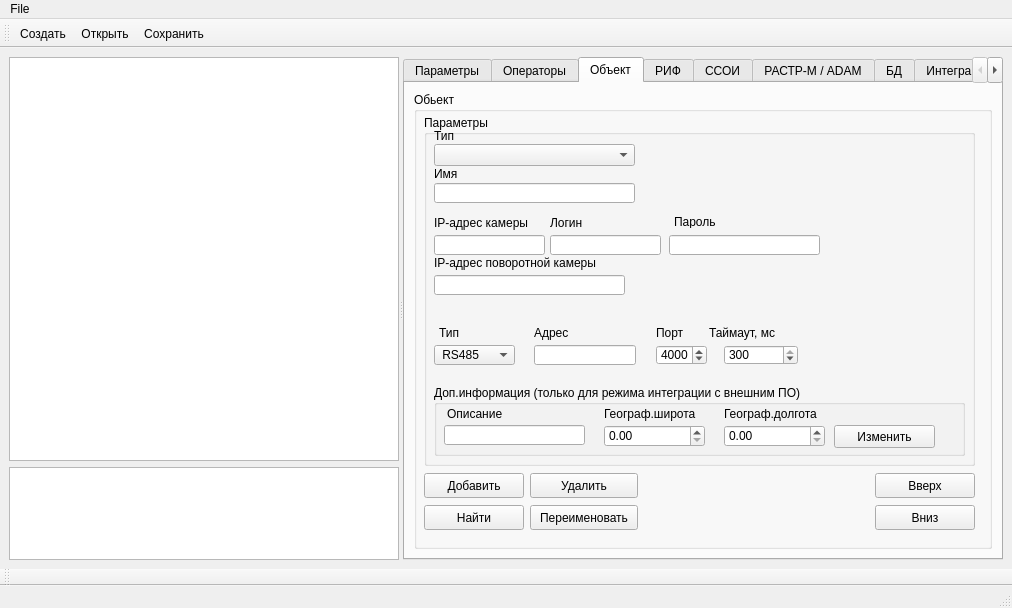
First picture: the form in m_cfg/MainWindowCFG.ui, repository xXRadioHeadXx/start7, before the edit.
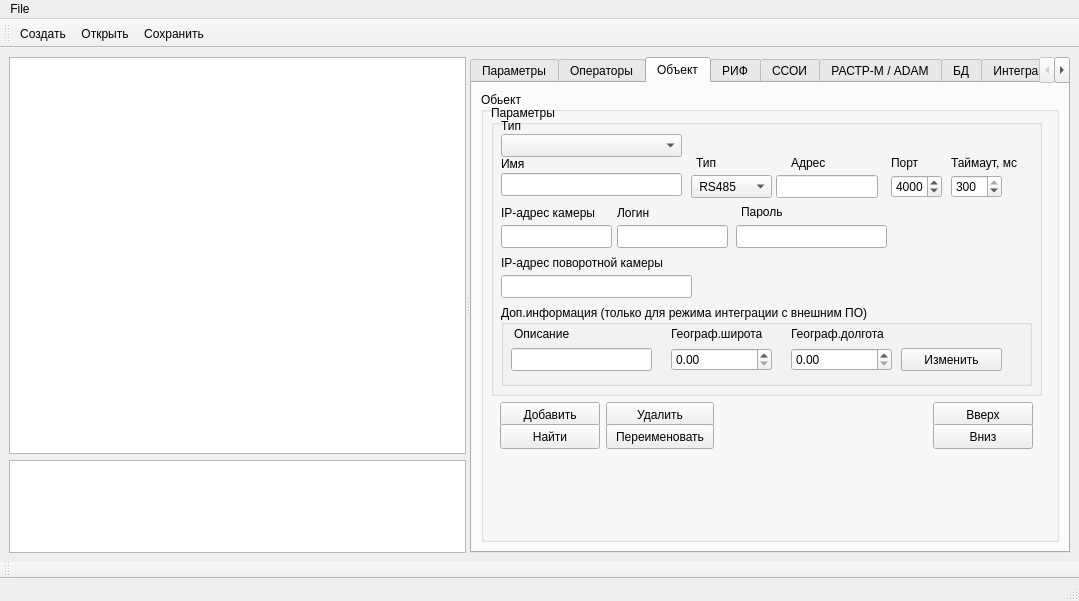
Second picture: the form after the edit. The open tabs and pages were chosen to show the change. Icons and pictures are not drawn. Custom widgets are drawn as their Qt base class.

Diff of the .ui file:
```diff
--- a/m_cfg/MainWindowCFG.ui
+++ b/m_cfg/MainWindowCFG.ui
@@ -6,8 +6,8 @@
    <rect>
     <x>0</x>
     <y>0</y>
-    <width>1012</width>
-    <height>608</height>
+    <width>1079</width>
+    <height>601</height>
    </rect>
   </property>
   <property name="sizePolicy">
@@ -132,7 +132,7 @@
        <property name="minimumSize">
         <size>
          <width>600</width>
-         <height>0</height>
+         <height>485</height>
         </size>
        </property>
        <property name="maximumSize">
@@ -549,7 +549,7 @@
            <property name="minimumSize">
             <size>
              <width>552</width>
-             <height>309</height>
+             <height>430</height>
             </size>
            </property>
            <property name="maximumSize">
@@ -565,9 +565,9 @@
             <property name="geometry">
              <rect>
               <x>10</x>
-              <y>23</y>
+              <y>13</y>
               <width>551</width>
-              <height>351</height>
+              <height>291</height>
              </rect>
             </property>
             <property name="minimumSize">
@@ -603,8 +603,8 @@
               <rect>
                <x>10</x>
                <y>29</y>
-               <width>201</width>
-               <height>22</height>
+               <width>181</width>
+               <height>23</height>
               </rect>
              </property>
             </widget>
@@ -626,8 +626,8 @@
               <rect>
                <x>10</x>
                <y>68</y>
-               <width>201</width>
-               <height>20</height>
+               <width>181</width>
+               <height>23</height>
               </rect>
              </property>
             </widget>
@@ -637,7 +637,7 @@
                <x>0</x>
                <y>100</y>
                <width>511</width>
-               <height>91</height>
+               <height>101</height>
               </rect>
              </property>
              <property name="currentIndex">
@@ -902,7 +902,7 @@
                  <x>10</x>
                  <y>20</y>
                  <width>111</width>
-                 <height>20</height>
+                 <height>23</height>
                 </rect>
                </property>
               </widget>
@@ -938,7 +938,7 @@
                  <x>126</x>
                  <y>20</y>
                  <width>111</width>
-                 <height>20</height>
+                 <height>23</height>
                 </rect>
                </property>
               </widget>
@@ -961,7 +961,7 @@
                  <x>245</x>
                  <y>20</y>
                  <width>151</width>
-                 <height>20</height>
+                 <height>23</height>
                 </rect>
                </property>
               </widget>
@@ -969,7 +969,7 @@
                <property name="geometry">
                 <rect>
                  <x>10</x>
-                 <y>40</y>
+                 <y>50</y>
                  <width>191</width>
                  <height>16</height>
                 </rect>
@@ -982,9 +982,9 @@
                <property name="geometry">
                 <rect>
                  <x>10</x>
-                 <y>60</y>
+                 <y>70</y>
                  <width>191</width>
-                 <height>20</height>
+                 <height>23</height>
                 </rect>
                </property>
               </widget>
@@ -1553,9 +1553,9 @@
              <property name="geometry">
               <rect>
                <x>10</x>
-               <y>270</y>
+               <y>200</y>
                <width>531</width>
-               <height>71</height>
+               <height>81</height>
               </rect>
              </property>
              <property name="title">
@@ -1565,9 +1565,9 @@
               <property name="geometry">
                <rect>
                 <x>10</x>
-                <y>40</y>
+                <y>43</y>
                 <width>141</width>
-                <height>20</height>
+                <height>23</height>
                </rect>
               </property>
              </widget>
@@ -1588,9 +1588,9 @@
               <property name="geometry">
                <rect>
                 <x>170</x>
-                <y>40</y>
+                <y>43</y>
                 <width>101</width>
-                <height>22</height>
+                <height>23</height>
                </rect>
               </property>
               <property name="maximum">
@@ -1601,9 +1601,9 @@
               <property name="geometry">
                <rect>
                 <x>290</x>
-                <y>40</y>
+                <y>43</y>
                 <width>101</width>
-                <height>22</height>
+                <height>23</height>
                </rect>
               </property>
               <property name="maximum">
@@ -1658,7 +1658,7 @@
               <property name="geometry">
                <rect>
                 <x>400</x>
-                <y>40</y>
+                <y>43</y>
                 <width>101</width>
                 <height>23</height>
                </rect>
@@ -1683,10 +1683,10 @@
             <widget class="QWidget" name="UDP_RS485_Widget" native="true">
              <property name="geometry">
               <rect>
-               <x>10</x>
-               <y>200</y>
-               <width>500</width>
-               <height>60</height>
+               <x>200</x>
+               <y>40</y>
+               <width>341</width>
+               <height>61</height>
               </rect>
              </property>
              <property name="sizePolicy">
@@ -1697,22 +1697,22 @@
              </property>
              <property name="minimumSize">
               <size>
-               <width>500</width>
+               <width>300</width>
                <height>60</height>
               </size>
              </property>
              <property name="maximumSize">
               <size>
-               <width>280</width>
+               <width>500</width>
                <height>71</height>
               </size>
              </property>
              <widget class="QStackedWidget" name="UDP_RS485_stacked">
               <property name="geometry">
                <rect>
-                <x>220</x>
+                <x>190</x>
                 <y>0</y>
-                <width>151</width>
+                <width>161</width>
                 <height>54</height>
                </rect>
               </property>
@@ -1723,7 +1723,7 @@
                <widget class="QLabel" name="label_80">
                 <property name="geometry">
                  <rect>
-                  <x>2</x>
+                  <x>10</x>
                   <y>10</y>
                   <width>47</width>
                   <height>16</height>
@@ -1736,9 +1736,9 @@
                <widget class="QLabel" name="label_81">
                 <property name="geometry">
                  <rect>
-                  <x>55</x>
+                  <x>70</x>
                   <y>10</y>
-                  <width>79</width>
+                  <width>91</width>
                   <height>16</height>
                  </rect>
                 </property>
@@ -1749,10 +1749,10 @@
                <widget class="QDoubleSpinBox" name="UdpPort_doubleSpinBox">
                 <property name="geometry">
                  <rect>
-                  <x>2</x>
+                  <x>10</x>
                   <y>30</y>
                   <width>51</width>
-                  <height>20</height>
+                  <height>23</height>
                  </rect>
                 </property>
                 <property name="decimals">
@@ -1770,8 +1770,8 @@
                  <rect>
                   <x>70</x>
                   <y>30</y>
-                  <width>74</width>
-                  <height>20</height>
+                  <width>51</width>
+                  <height>23</height>
                  </rect>
                 </property>
                 <property name="decimals">
@@ -1829,7 +1829,7 @@
                 <x>0</x>
                 <y>30</y>
                 <width>81</width>
-                <height>20</height>
+                <height>23</height>
                </rect>
               </property>
               <item>
@@ -1846,16 +1846,16 @@
              <widget class="QLineEdit" name="ipadress_lineedit">
               <property name="geometry">
                <rect>
-                <x>100</x>
+                <x>85</x>
                 <y>30</y>
                 <width>102</width>
-                <height>20</height>
+                <height>23</height>
                </rect>
               </property>
               <property name="minimumSize">
                <size>
                 <width>102</width>
-                <height>20</height>
+                <height>23</height>
                </size>
               </property>
               <property name="maximumSize">
@@ -1913,9 +1913,9 @@
             <property name="geometry">
              <rect>
               <x>10</x>
-              <y>380</y>
+              <y>310</y>
               <width>551</width>
-              <height>61</height>
+              <height>51</height>
              </rect>
             </property>
             <property name="sizePolicy">
@@ -1924,9 +1924,15 @@
               <verstretch>0</verstretch>
              </sizepolicy>
             </property>
-            <layout class="QGridLayout" name="gridLayout">
-             <item row="0" column="0">
               <widget class="QPushButton" name="pushButton">
+             <property name="geometry">
+              <rect>
+               <x>9</x>
+               <y>0</y>
+               <width>100</width>
+               <height>25</height>
+              </rect>
+             </property>
                <property name="sizePolicy">
                 <sizepolicy hsizetype="Fixed" vsizetype="Fixed">
                  <horstretch>0</horstretch>
@@ -1949,9 +1955,15 @@
                 <string>Добавить</string>
                </property>
               </widget>
-             </item>
-             <item row="0" column="1">
               <widget class="QPushButton" name="pushButton_2">
+             <property name="geometry">
+              <rect>
+               <x>115</x>
+               <y>0</y>
+               <width>108</width>
+               <height>25</height>
+              </rect>
+             </property>
                <property name="sizePolicy">
                 <sizepolicy hsizetype="Fixed" vsizetype="Fixed">
                  <horstretch>0</horstretch>
@@ -1974,22 +1986,15 @@
                 <string>Удалить</string>
                </property>
               </widget>
-             </item>
-             <item row="0" column="2">
-              <spacer name="horizontalSpacer">
-               <property name="orientation">
-                <enum>Qt::Horizontal</enum>
-               </property>
-               <property name="sizeHint" stdset="0">
-                <size>
-                 <width>40</width>
-                 <height>20</height>
-                </size>
-               </property>
-              </spacer>
-             </item>
-             <item row="0" column="3">
               <widget class="QPushButton" name="pushButton_moveUp">
+             <property name="geometry">
+              <rect>
+               <x>442</x>
+               <y>0</y>
+               <width>100</width>
+               <height>25</height>
+              </rect>
+             </property>
                <property name="sizePolicy">
                 <sizepolicy hsizetype="Fixed" vsizetype="Fixed">
                  <horstretch>0</horstretch>
@@ -2012,9 +2017,15 @@
                 <string>Вверх</string>
                </property>
               </widget>
-             </item>
-             <item row="1" column="0">
               <widget class="QPushButton" name="pushButton_3">
+             <property name="geometry">
+              <rect>
+               <x>9</x>
+               <y>22</y>
+               <width>100</width>
+               <height>25</height>
+              </rect>
+             </property>
                <property name="sizePolicy">
                 <sizepolicy hsizetype="Fixed" vsizetype="Fixed">
                  <horstretch>0</horstretch>
@@ -2037,9 +2048,15 @@
                 <string>Найти</string>
                </property>
               </widget>
-             </item>
-             <item row="1" column="1">
               <widget class="QPushButton" name="pushButton_4">
+             <property name="geometry">
+              <rect>
+               <x>115</x>
+               <y>22</y>
+               <width>108</width>
+               <height>25</height>
+              </rect>
+             </property>
                <property name="sizePolicy">
                 <sizepolicy hsizetype="Fixed" vsizetype="Fixed">
                  <horstretch>0</horstretch>
@@ -2062,22 +2079,15 @@
                 <string>Переименовать</string>
                </property>
               </widget>
-             </item>
-             <item row="1" column="2">
-              <spacer name="horizontalSpacer_2">
-               <property name="orientation">
-                <enum>Qt::Horizontal</enum>
-               </property>
-               <property name="sizeHint" stdset="0">
-                <size>
-                 <width>40</width>
-                 <height>20</height>
-                </size>
-               </property>
-              </spacer>
-             </item>
-             <item row="1" column="3">
               <widget class="QPushButton" name="pushButton_moveDown">
+             <property name="geometry">
+              <rect>
+               <x>442</x>
+               <y>22</y>
+               <width>100</width>
+               <height>25</height>
+              </rect>
+             </property>
                <property name="sizePolicy">
                 <sizepolicy hsizetype="Fixed" vsizetype="Fixed">
                  <horstretch>0</horstretch>
@@ -2100,8 +2110,6 @@
                 <string>Вниз</string>
                </property>
               </widget>
-             </item>
-            </layout>
            </widget>
           </widget>
          </item>
@@ -3175,7 +3183,7 @@
     <rect>
      <x>0</x>
      <y>0</y>
-     <width>1012</width>
+     <width>1079</width>
      <height>21</height>
     </rect>
    </property>
```
Left out of the diff: 68 changed lines with no effect on the pictures. Lines whose indentation alone changed are shown as unchanged.
